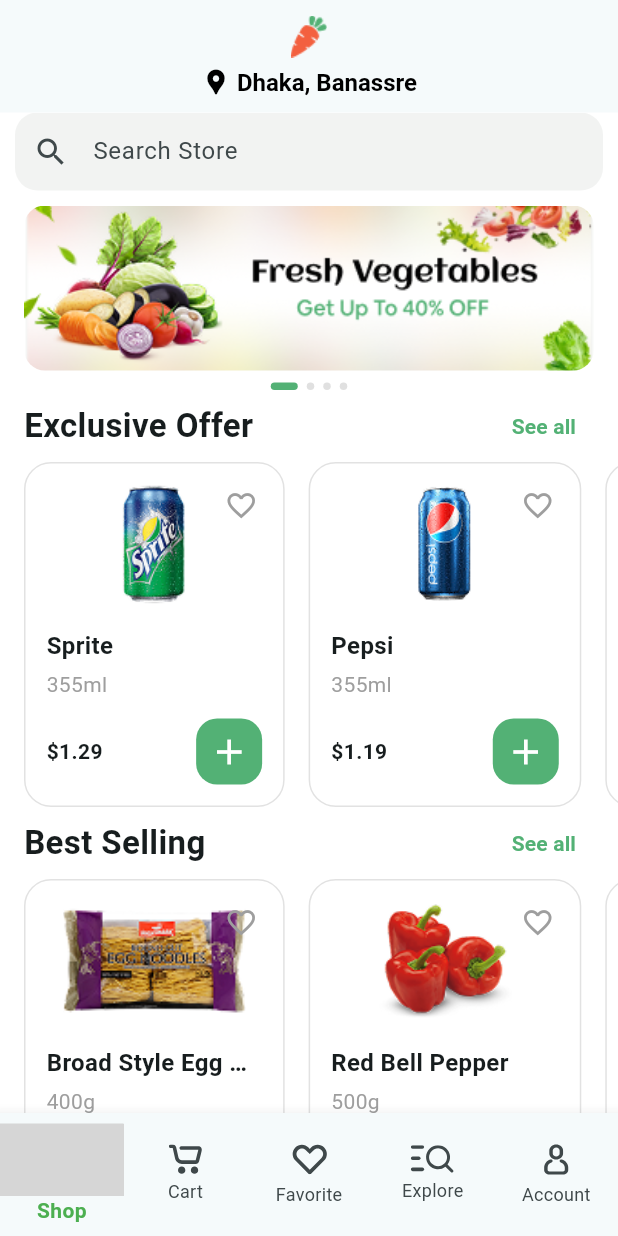
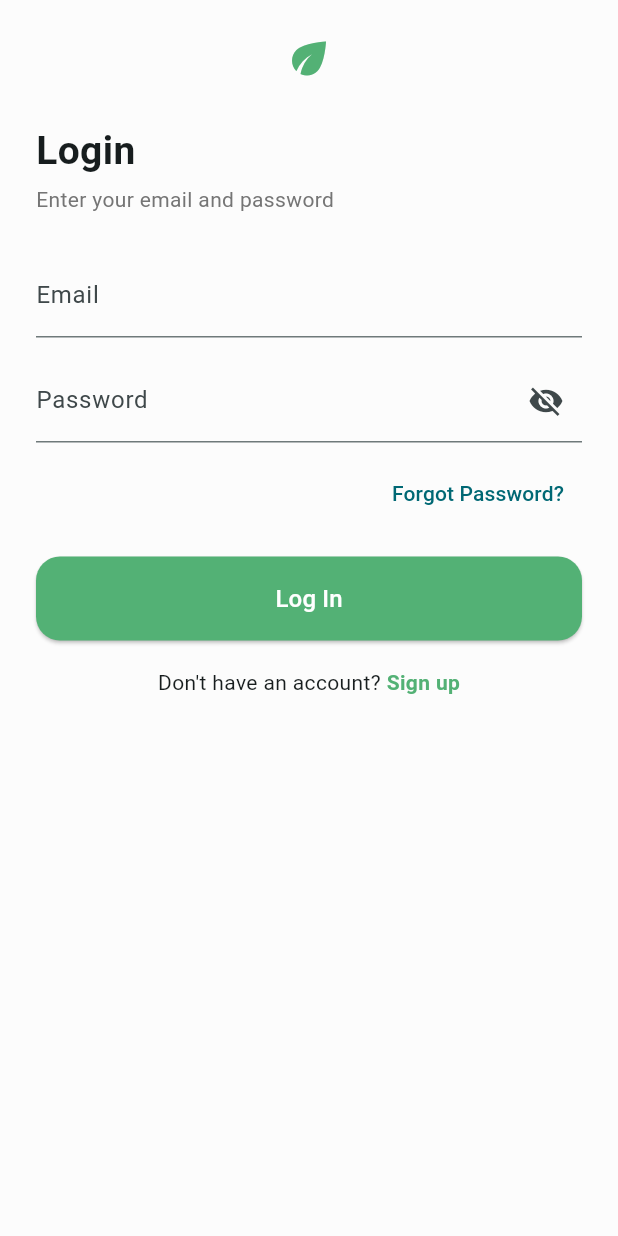
Before and after one commit to Md-Yousuf-sheikh/nectar-mobile-app, a Flutter app: the screen it shows after launch, after a tap on "Get Started", on a phone screen of 412 x 824 dp. Run offline on Flutter 3.47's test engine with Material 3 defaults, Android fonts, the phone set to English and light mode, and no system bars; our stand-ins replace flutter_svg, go_router, intl_phone_number_input; grey boxes are pictures that could not be loaded.

Commit message:
feat: add authentication routes and update navigation
- Introduced new routes for authentication screens including NumberScreen, VerificationScreen, SelectLocationScreen, LoginScreen, and SignupScreen.
- Updated AppRouter to include the new routes for seamless navigation.
- Refactored SigninScreen to use context-based navigation for better routing management.
- Modified WelcomeScreen to redirect to the authLogin route when the "Get Started" button is pressed.

```diff
--- a/lib/core/routing/router.dart
+++ b/lib/core/routing/router.dart
@@ -6,7 +6,12 @@
 import 'package:nectar/modules/explore/explore_screen.dart';
 import 'package:nectar/modules/favorite/Favorite_screen.dart';
 import 'package:nectar/modules/product_detail/product_detail.dart';
+import 'package:nectar/modules/signin/login_screen.dart';
+import 'package:nectar/modules/signin/number_screen.dart';
+import 'package:nectar/modules/signin/select_location_screen.dart';
 import 'package:nectar/modules/signin/signin_screen.dart';
+import 'package:nectar/modules/signin/signup_screen.dart';
+import 'package:nectar/modules/signin/verification_screen.dart';
 import '../../modules/shop/shop_screen.dart';
 import '../../modules/welcome/welcome_screen.dart';
 import 'routes.dart';
@@ -33,6 +38,31 @@
       path: PageRoutes.login,
       name: AppRoutes.login,
       builder: (context, state) => const SigninScreen(),
+    ),
+    GoRoute(
+      path: PageRoutes.number,
+      name: AppRoutes.number,
+      builder: (context, state) => const NumberScreen(),
+    ),
+    GoRoute(
+      path: PageRoutes.verification,
+      name: AppRoutes.verification,
+      builder: (context, state) => const VerificationScreen(),
+    ),
+    GoRoute(
+      path: PageRoutes.selectLocation,
+      name: AppRoutes.selectLocation,
+      builder: (context, state) => const SelectLocationScreen(),
+    ),
+    GoRoute(
+      path: PageRoutes.authLogin,
+      name: AppRoutes.authLogin,
+      builder: (context, state) => const LoginScreen(),
+    ),
+    GoRoute(
+      path: PageRoutes.signup,
+      name: AppRoutes.signup,
+      builder: (context, state) => const SignupScreen(),
     ),
 
     // bottom navigation routes
--- a/lib/core/routing/routes.dart
+++ b/lib/core/routing/routes.dart
@@ -3,6 +3,11 @@
   static const String root = '/';
   // Auth Routes
   static const String login = '/${AppRoutes.login}';
+  static const String number = '/${AppRoutes.number}';
+  static const String verification = '/${AppRoutes.verification}';
+  static const String selectLocation = '/${AppRoutes.selectLocation}';
+  static const String authLogin = '/${AppRoutes.authLogin}';
+  static const String signup = '/${AppRoutes.signup}';
   static const String notFound = '/${AppRoutes.notFound}';
 
   // bottom navigation routes
@@ -19,6 +24,11 @@
 abstract class AppRoutes {
   // Auth Routes
   static const String login = 'login';
+  static const String number = 'number';
+  static const String verification = 'verification';
+  static const String selectLocation = 'selectLocation';
+  static const String authLogin = 'authLogin';
+  static const String signup = 'signup';
   static const String notFound = '404';
 
   // bottom navigation routes
--- a/lib/modules/cart/cart_screen.dart
+++ b/lib/modules/cart/cart_screen.dart
@@ -23,7 +23,7 @@
           child: Container(height: 1, color: const Color(0xffE2E2E2)),
         ),
         title: const Text(
-          'Cart',
+          'My Cart',
           style: TextStyle(fontSize: 20, fontWeight: FontWeight.w600),
         ),
       ),
--- /dev/null
+++ b/lib/modules/signin/login_screen.dart
@@ -0,0 +1,116 @@
+import 'package:flutter/material.dart';
+import 'package:go_router/go_router.dart';
+import 'package:nectar/core/routing/routes.dart';
+
+class LoginScreen extends StatefulWidget {
+  const LoginScreen({super.key});
+
+  @override
+  State<LoginScreen> createState() => _LoginScreenState();
+}
+
+class _LoginScreenState extends State<LoginScreen> {
+  final _emailController = TextEditingController();
+  final _passwordController = TextEditingController();
+  bool _obscure = true;
+
+  @override
+  void dispose() {
+    _emailController.dispose();
+    _passwordController.dispose();
+    super.dispose();
+  }
+
+  @override
+  Widget build(BuildContext context) {
+    return Scaffold(
+      backgroundColor: const Color(0xFFFCFCFC),
+      body: SafeArea(
+        child: SingleChildScrollView(
+          padding: const EdgeInsets.symmetric(horizontal: 24, vertical: 12),
+          child: Column(
+            crossAxisAlignment: CrossAxisAlignment.start,
+            children: [
+              const SizedBox(height: 10),
+              const Center(
+                child: Icon(Icons.eco, color: Color(0xFF53B175), size: 34),
+              ),
+              const SizedBox(height: 26),
+              const Text(
+                'Login',
+                style: TextStyle(fontSize: 26, fontWeight: FontWeight.w700),
+              ),
+              const SizedBox(height: 4),
+              Text(
+                'Enter your email and password',
+                style: TextStyle(color: Colors.grey.shade600),
+              ),
+              const SizedBox(height: 26),
+              TextField(
+                controller: _emailController,
+                decoration: const InputDecoration(labelText: 'Email'),
+              ),
+              const SizedBox(height: 14),
+              TextField(
+                controller: _passwordController,
+                obscureText: _obscure,
+                decoration: InputDecoration(
+                  labelText: 'Password',
+                  suffixIcon: IconButton(
+                    onPressed: () => setState(() => _obscure = !_obscure),
+                    icon: Icon(_obscure ? Icons.visibility_off : Icons.visibility),
+                  ),
+                ),
+              ),
+              const SizedBox(height: 10),
+              Align(
+                alignment: Alignment.centerRight,
+                child: TextButton(
+                  onPressed: () {},
+                  child: const Text('Forgot Password?'),
+                ),
+              ),
+              const SizedBox(height: 18),
+              SizedBox(
+                width: double.infinity,
+                height: 56,
+                child: ElevatedButton(
+                  onPressed: () => context.go(PageRoutes.shop),
+                  style: ElevatedButton.styleFrom(
+                    backgroundColor: const Color(0xFF53B175),
+                    shape: RoundedRectangleBorder(
+                      borderRadius: BorderRadius.circular(16),
+                    ),
+                  ),
+                  child: const Text(
+                    'Log In',
+                    style: TextStyle(color: Colors.white, fontSize: 16),
+                  ),
+                ),
+              ),
+              const SizedBox(height: 18),
+              Center(
+                child: Row(
+                  mainAxisSize: MainAxisSize.min,
+                  children: [
+                    const Text("Don\'t have an account? "),
+                    GestureDetector(
+                      onTap: () => context.push(PageRoutes.signup),
+                      child: const Text(
+                        'Sign up',
+                        style: TextStyle(
+                          color: Color(0xFF53B175),
+                          fontWeight: FontWeight.w600,
+                        ),
+                      ),
+                    ),
+                  ],
+                ),
+              ),
+            ],
+          ),
+        ),
+      ),
+    );
+  }
+}
--- a/lib/modules/signin/signin_screen.dart
+++ b/lib/modules/signin/signin_screen.dart
@@ -1,11 +1,13 @@
 import 'package:flutter/material.dart';
+import 'package:go_router/go_router.dart';
+import 'package:nectar/core/routing/routes.dart';
 import 'package:nectar/modules/signin/widget/phone_number_input.dart';
 
 class SigninScreen extends StatelessWidget {
   const SigninScreen({super.key});
 
   void _goToHome(BuildContext context) {
-    Navigator.pushReplacementNamed(context, '/home');
+    context.go(PageRoutes.authLogin);
   }
 
   @override
--- a/lib/modules/welcome/welcome_screen.dart
+++ b/lib/modules/welcome/welcome_screen.dart
@@ -52,7 +52,7 @@
               SizedBox(height: 30),
               // btn
               ElevatedButton(
-                onPressed: () => context.go(PageRoutes.shop),
+                onPressed: () => context.go(PageRoutes.authLogin),
                 child: Text(
                   'Get Started',
                   style: TextStyle(fontSize: 16, color: Colors.white),
```
Also changed, not shown: lib/modules/signin/number_screen.dart (added, +79 -0 lines), lib/modules/signin/select_location_screen.dart (added, +86 -0 lines), lib/modules/signin/signup_screen.dart (added, +120 -0 lines), lib/modules/signin/verification_screen.dart (added, +65 -0 lines).
